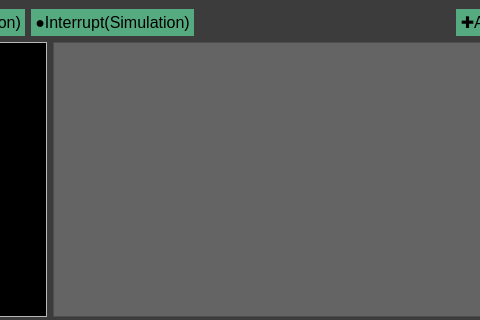
This is startwindow.ui in hamzafauzi/Group6_QT_Project as Qt 5 draws it before an edit; both pictures show x 218 to 698 and y 0 to 320 of the 890 by 449 pixel window. The edited form follows.
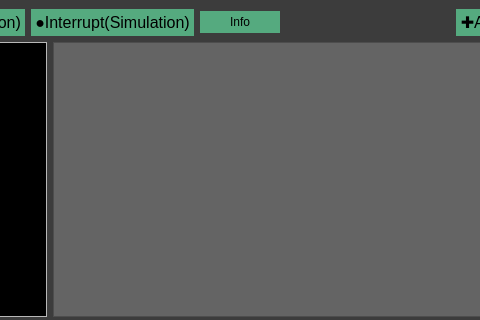
This is the edited form.

Commit message: Added info button

What changed in the file:
```diff
--- a/startwindow.ui
+++ b/startwindow.ui
@@ -178,6 +178,19 @@
         </property>
        </widget>
       </item>
+      <item>
+       <widget class="QPushButton" name="pushButton_info">
+        <property name="autoFillBackground">
+         <bool>true</bool>
+        </property>
+        <property name="text">
+         <string>Info</string>
+        </property>
+        <property name="flat">
+         <bool>true</bool>
+        </property>
+       </widget>
+      </item>
       <item>
        <spacer name="horizontalSpacer">
         <property name="orientation">
```
Left out of the diff: 2 changed lines with no effect on the pictures. The commit also changes 7 other files.
